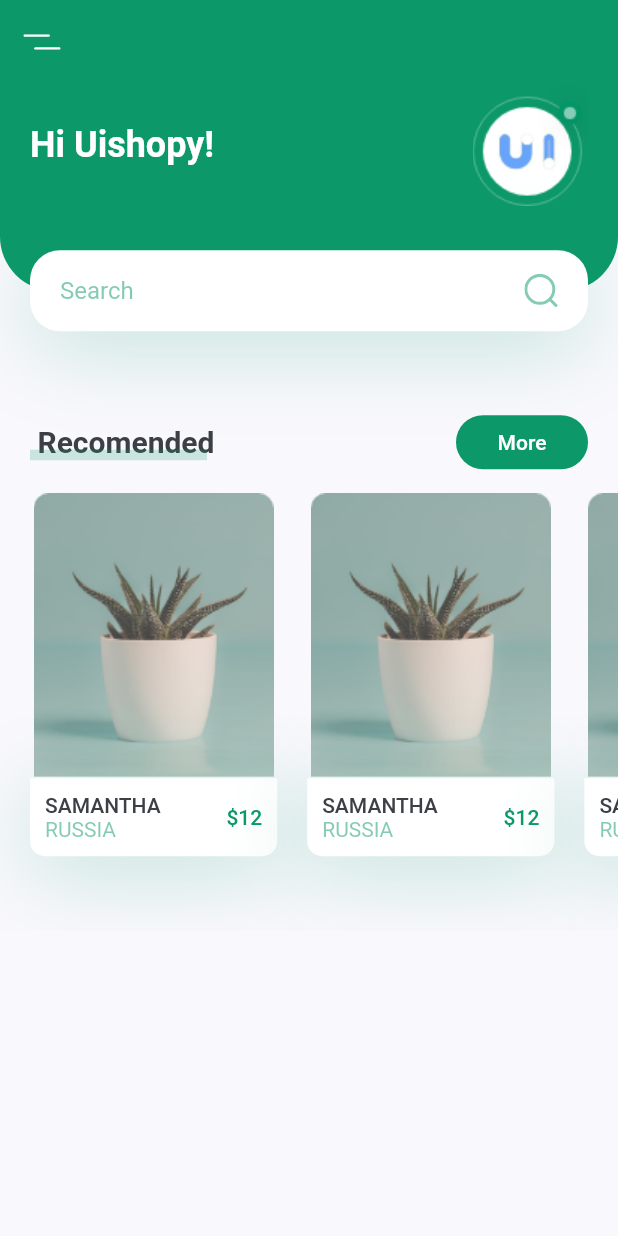
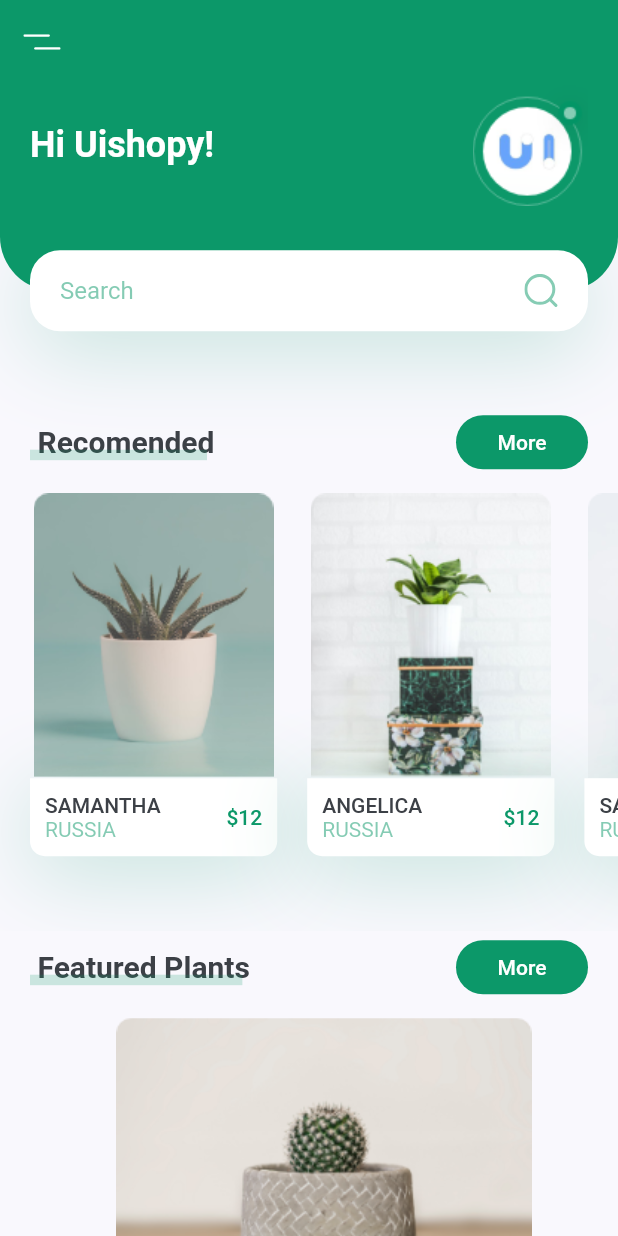
Before and after one commit to muhammedrishadpe/Plant_App_UI, a Flutter app: the screen it shows after launch, on a phone screen of 412 x 824 dp. Run offline on Flutter 3.47's test engine with Material 2 defaults, Android fonts, the phone set to English and light mode, and no system bars; our stand-ins replace flutter_svg; missing offline and left inert: dart:ffi.

Commit message:
Featured plant card added

```diff
--- a/lib/screens/home/components/body.dart
+++ b/lib/screens/home/components/body.dart
@@ -8,6 +8,7 @@ import 'package:flutter_svg/flutter_svg.dart';
 import 'package:plantapp/constants.dart';
 import 'package:plantapp/screens/home/components/title_with_more_btn.dart';
 import '../components/header_with_searchbox.dart';
+import '../components/recomend_plant.dart';
 
 class Body extends StatelessWidget {
   @override
@@ -23,114 +24,40 @@ class Body extends StatelessWidget {
             title: "Recomended",
             press: () {},
           ),
-          // it WIll Cover 40% of our total width
-          SingleChildScrollView(
-            scrollDirection: Axis.horizontal,
-            child: Row(
-              children: [
-                RecomendedPlantCard(
-                  image: "assets/images/image_1.png",
-                  title: "Samantha",
-                  country: "Russia",
-                  press: () {},
-                  price: 12,
-                ),
-                RecomendedPlantCard(
-                  image: "assets/images/image_1.png",
-                  title: "Samantha",
-                  country: "Russia",
-                  press: () {},
-                  price: 12,
-                ),
-                RecomendedPlantCard(
-                  image: "assets/images/image_1.png",
-                  title: "Samantha",
-                  country: "Russia",
-                  press: () {},
-                  price: 12,
-                ),
-              ],
-            ),
+          RecomendPlant(),
+          TitleWithMoreBtn(
+            title: 'Featured Plants',
+            press: () {},
           ),
+          FeaturedPlantCard(size: size)
         ],
       ),
     );
   }
 }
 
-class RecomendedPlantCard extends StatelessWidget {
-  const RecomendedPlantCard({
+class FeaturedPlantCard extends StatelessWidget {
+  const FeaturedPlantCard({
     Key? key,
-    required this.image,
-    required this.title,
-    required this.country,
-    required this.price,
-    required this.press,
+    required this.size,
   }) : super(key: key);
-  final String image, title, country;
-  final int price;
-  final Function()? press;
+
+  final Size size;
+
   @override
   Widget build(BuildContext context) {
-    Size size = MediaQuery.of(context).size;
     return Container(
       margin: EdgeInsets.only(
-          left: kDefaultPadding,
-          top: kDefaultPadding / 2,
-          bottom: kDefaultPadding * 2.5),
-      width: size.width * 0.4,
-      child: Column(
-        children: <Widget>[
-          Image.asset(image),
-          GestureDetector(
-            onTap: press,
-            child: Container(
-              padding: EdgeInsets.all(kDefaultPadding / 2),
-              decoration: BoxDecoration(
-                color: Colors.white,
-                borderRadius: BorderRadius.only(
-                  bottomLeft: Radius.circular(10),
-                  bottomRight: Radius.circular(10),
-                ),
-                boxShadow: [
-                  BoxShadow(
-                    offset: Offset(0, 10),
-                    blurRadius: 50,
-                    color: kPrimaryColor.withOpacity(0.23),
-                  ),
-                ],
-              ),
-              child: Row(
-                children: <Widget>[
-                  RichText(
-                    text: TextSpan(
-                      children: [
-                        TextSpan(
-                          text: "$title\n".toUpperCase(),
-                          style: Theme.of(context).textTheme.button,
-                        ),
-                        TextSpan(
-                          text: "$country".toUpperCase(),
-                          style:
-                              TextStyle(color: kPrimaryColor.withOpacity(0.5)),
-                        ),
-                      ],
-                    ),
-                  ),
-                  Spacer(),
-                  Text(
-                    '\$$price',
-                    style: Theme.of(context)
-                        .textTheme
-                        .button
-                        ?.copyWith(color: kPrimaryColor),
-                  ),
-                ],
-              ),
-            ),
-          ),
-        ],
+        left: kDefaultPadding,
+        top: kDefaultPadding / 2,
+        bottom: kDefaultPadding / 2,
       ),
+      width: size.width * 0.8,
+      height: 185,
+      decoration: BoxDecoration(
+          borderRadius: BorderRadius.circular(10),
+          image: DecorationImage(
+              image: AssetImage("assets/images/bottom_img_1.png"))),
     );
   }
 }
--- /dev/null
+++ b/lib/screens/home/components/recomend_plant.dart
@@ -0,0 +1,117 @@
+import 'package:flutter/material.dart';
+import 'package:plantapp/constants.dart';
+
+class RecomendPlant extends StatelessWidget {
+  const RecomendPlant({
+    Key? key,
+  }) : super(key: key);
+
+  @override
+  Widget build(BuildContext context) {
+    return SingleChildScrollView(
+      scrollDirection: Axis.horizontal,
+      child: Row(
+        children: [
+          RecomendedPlantCard(
+            image: "assets/images/image_1.png",
+            title: "Samantha",
+            country: "Russia",
+            press: () {},
+            price: 12,
+          ),
+          RecomendedPlantCard(
+            image: "assets/images/image_2.png",
+            title: "Angelica",
+            country: "Russia",
+            press: () {},
+            price: 12,
+          ),
+          RecomendedPlantCard(
+            image: "assets/images/image_3.png",
+            title: "Samantha",
+            country: "Russia",
+            press: () {},
+            price: 12,
+          ),
+        ],
+      ),
+    );
+  }
+}
+
+class RecomendedPlantCard extends StatelessWidget {
+  const RecomendedPlantCard({
+    Key? key,
+    required this.image,
+    required this.title,
+    required this.country,
+    required this.price,
+    required this.press,
+  }) : super(key: key);
+  final String image, title, country;
+  final int price;
+  final Function()? press;
+  @override
+  Widget build(BuildContext context) {
+    Size size = MediaQuery.of(context).size;
+    return Container(
+      margin: EdgeInsets.only(
+          left: kDefaultPadding,
+          top: kDefaultPadding / 2,
+          bottom: kDefaultPadding * 2.5),
+      width: size.width * 0.4,
+      child: Column(
+        children: <Widget>[
+          Image.asset(image),
+          GestureDetector(
+            onTap: press,
+            child: Container(
+              padding: EdgeInsets.all(kDefaultPadding / 2),
+              decoration: BoxDecoration(
+                color: Colors.white,
+                borderRadius: BorderRadius.only(
+                  bottomLeft: Radius.circular(10),
+                  bottomRight: Radius.circular(10),
+                ),
+                boxShadow: [
+                  BoxShadow(
+                    offset: Offset(0, 10),
+                    blurRadius: 50,
+                    color: kPrimaryColor.withOpacity(0.23),
+                  ),
+                ],
+              ),
+              child: Row(
+                children: <Widget>[
+                  RichText(
+                    text: TextSpan(
+                      children: [
+                        TextSpan(
+                          text: "$title\n".toUpperCase(),
+                          style: Theme.of(context).textTheme.button,
+                        ),
+                        TextSpan(
+                          text: "$country".toUpperCase(),
+                          style:
+                              TextStyle(color: kPrimaryColor.withOpacity(0.5)),
+                        ),
+                      ],
+                    ),
+                  ),
+                  Spacer(),
+                  Text(
+                    '\$$price',
+                    style: Theme.of(context)
+                        .textTheme
+                        .button
+                        ?.copyWith(color: kPrimaryColor),
+                  ),
+                ],
+              ),
+            ),
+          ),
+        ],
+      ),
+    );
+  }
+}
```
